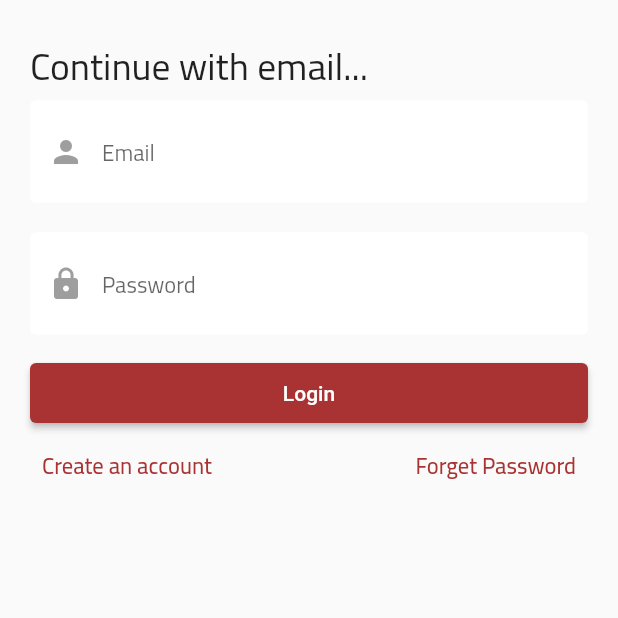
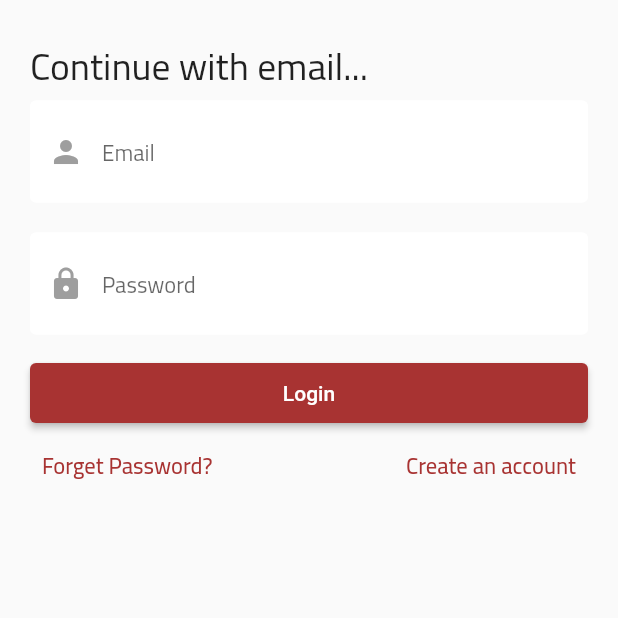
Before and after one commit to MK-Programer/miu_buffet, a Flutter app: the screen it shows after launch, on a phone screen of 412 x 824 dp, the top half of it. Run offline on Flutter 3.47's test engine with Material 2 defaults, Android fonts, the phone set to English and light mode, and no system bars.

Commit message:
edit in arrangement

```diff
--- a/lib/screens/sign_in.dart
+++ b/lib/screens/sign_in.dart
@@ -75,7 +75,7 @@ class Signin extends StatelessWidget {
                           TextButton(
                             onPressed: () {},
                             child: Text(
-                              'Create an account',
+                              'Forget Password?',
                               style: TextStyle(
                                 fontFamily: 'Cairo',
                                 fontSize: 15.0,
@@ -86,7 +86,7 @@ class Signin extends StatelessWidget {
                           TextButton(
                             onPressed: () {},
                             child: Text(
-                              'Forget Password',
+                              'Create an account',
                               style: TextStyle(
                                 fontFamily: 'Cairo',
                                 fontSize: 15.0,
```
